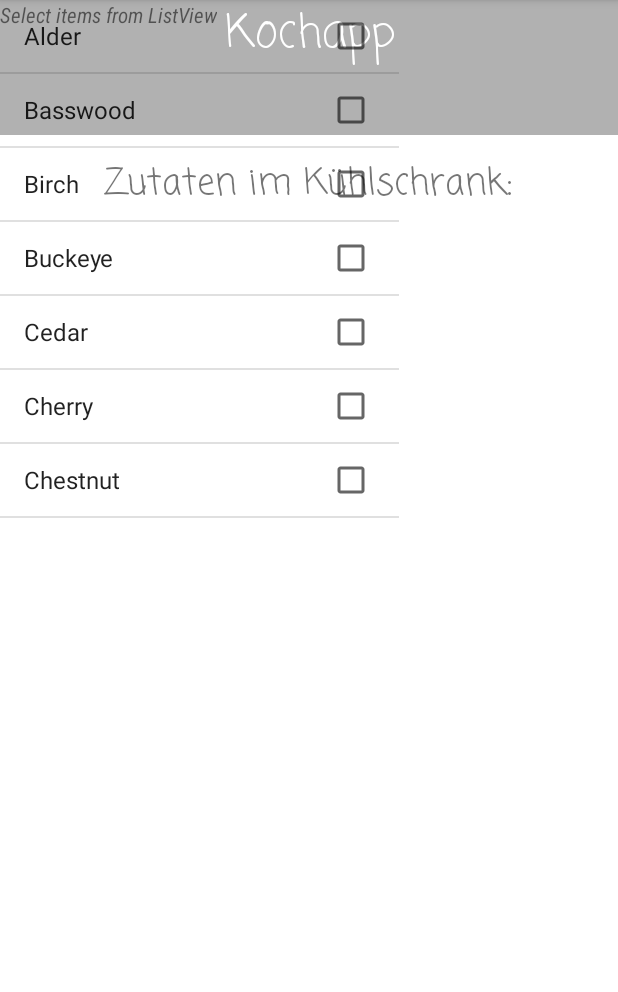
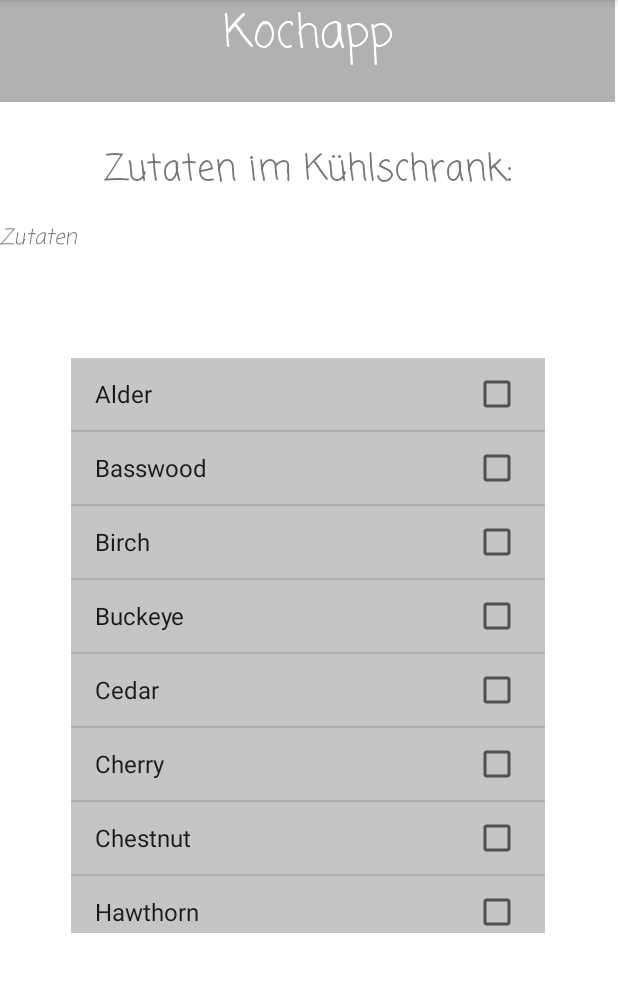
Before and after one commit to GenosseRedCat2/Rezeptfinder, an Android app: the screen it shows after launch (MainActivity), on a phone screen of 412 x 824 dp, the part 84-1076 px from its top. Run offline under Robolectric (Android 15) with nearby library versions, the phone set to English and light mode, and no system bars.

Commit message:
Dropwdown-Menu layout & design verbessert.

```diff
--- a/app/src/main/res/layout/activity_main.xml
+++ b/app/src/main/res/layout/activity_main.xml
@@ -10,8 +10,8 @@
 
     <TextView
         android:id="@+id/titleBar"
-        android:layout_width="412dp"
-        android:layout_height="90dp"
+        android:layout_width="410dp"
+        android:layout_height="68dp"
         android:background="#b1b1b1"
         android:fontFamily="casual"
         android:text="Kochapp"
@@ -25,6 +25,7 @@
         app:layout_constraintTop_toTopOf="parent"
         app:layout_constraintVertical_bias="0.0" />
 
+
     <TextView
         android:id="@+id/textView4"
         android:layout_width="410dp"
@@ -37,27 +38,37 @@
         app:layout_constraintEnd_toEndOf="parent"
         app:layout_constraintHorizontal_bias="0.0"
         app:layout_constraintStart_toStartOf="parent"
-        app:layout_constraintTop_toBottomOf="@+id/titleBar"
-        app:layout_constraintVertical_bias="0.022" />
+        app:layout_constraintTop_toTopOf="parent"
+        app:layout_constraintVertical_bias="0.132" />
 
+    <ListView
+        android:id="@+id/lv"
+        android:layout_width="316dp"
+        android:layout_height="383dp"
+        android:layout_below="@id/tv"
+        android:background="#C5C5C5"
+        android:choiceMode="multipleChoice"
+        app:layout_constraintBottom_toBottomOf="parent"
+        app:layout_constraintEnd_toEndOf="parent"
+        app:layout_constraintHorizontal_bias="0.494"
+        app:layout_constraintStart_toStartOf="parent"
+        app:layout_constraintTop_toTopOf="@+id/titleBar"
+        app:layout_constraintVertical_bias="0.62">
+
+    </ListView>
 
     <TextView
         android:id="@+id/tv"
-        android:layout_width="wrap_content"
-        android:layout_height="wrap_content"
-        android:fontFamily="sans-serif-condensed"
-        android:text="Select items from ListView"
+        android:layout_width="413dp"
+        android:layout_height="53dp"
+        android:fontFamily="casual"
+        android:text="Zutaten"
         android:textStyle="italic"
-        tools:layout_editor_absoluteX="123dp"
-        tools:layout_editor_absoluteY="258dp" />
-
-    <ListView
-        android:id="@+id/lv"
-        android:layout_width="266dp"
-        android:layout_height="348dp"
-        android:layout_below="@id/tv"
-        android:choiceMode="multipleChoice"
-        tools:layout_editor_absoluteX="72dp"
-        tools:layout_editor_absoluteY="302dp"></ListView>
+        app:layout_constraintBottom_toBottomOf="parent"
+        app:layout_constraintEnd_toEndOf="parent"
+        app:layout_constraintHorizontal_bias="0.0"
+        app:layout_constraintStart_toStartOf="parent"
+        app:layout_constraintTop_toTopOf="@+id/titleBar"
+        app:layout_constraintVertical_bias="0.207" />
 
 </androidx.constraintlayout.widget.ConstraintLayout>
```
